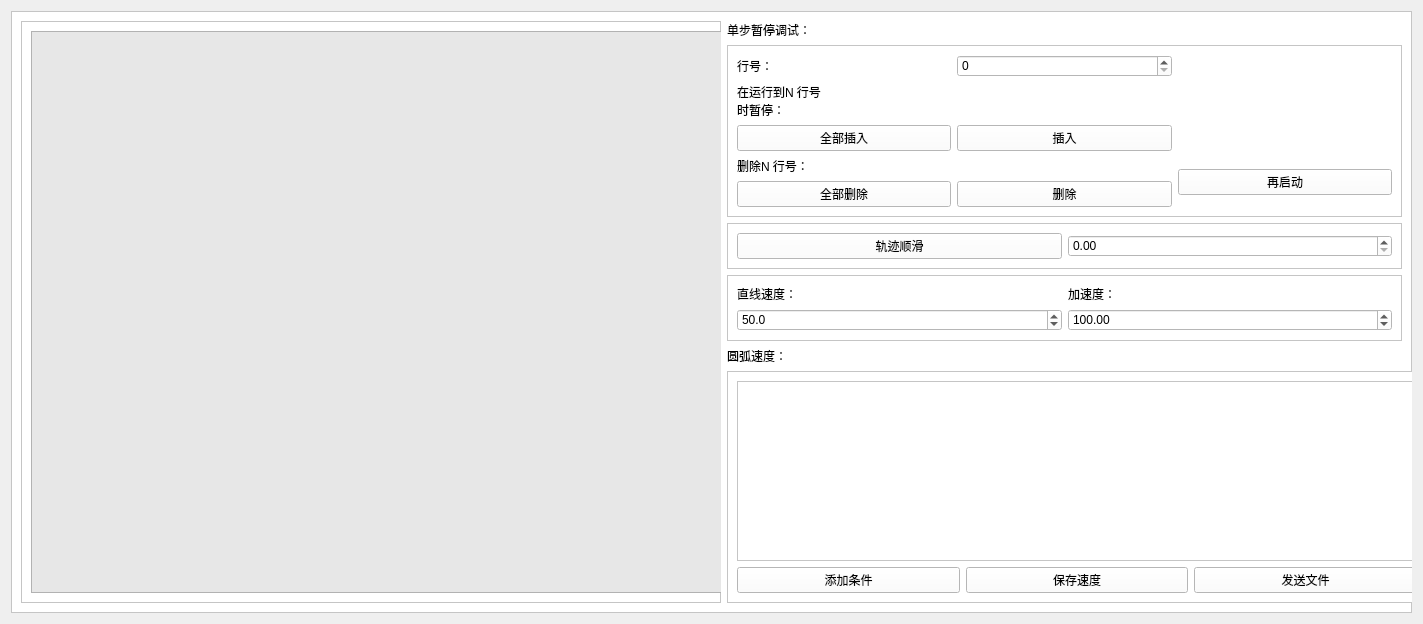
Old version of the form gcodemodulation.ui in the repository chuge007/detectOfvioce.
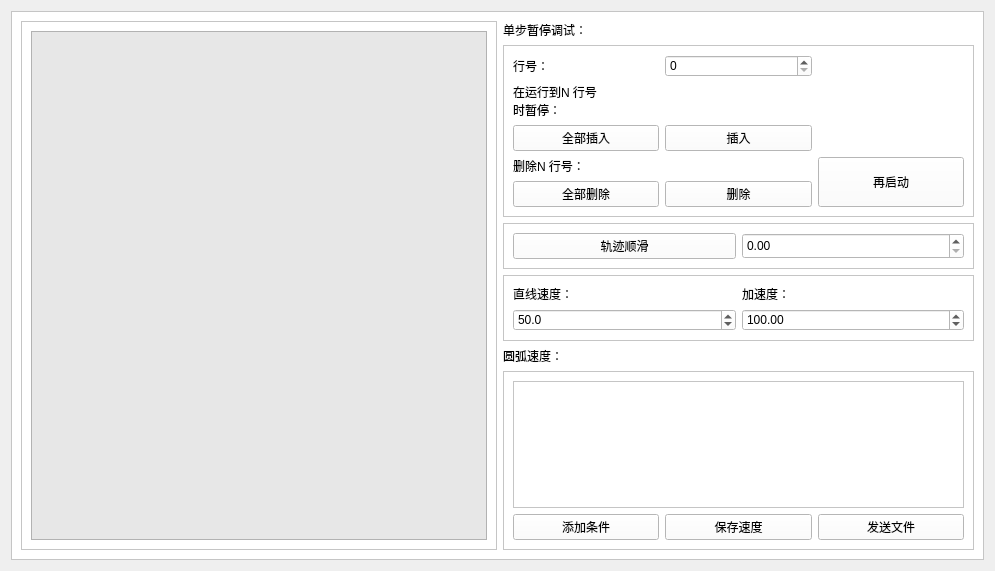
New version of the form.

```diff
--- a/gcodemodulation.ui
+++ b/gcodemodulation.ui
@@ -6,12 +6,12 @@
    <rect>
     <x>0</x>
     <y>0</y>
-    <width>1419</width>
-    <height>624</height>
+    <width>995</width>
+    <height>571</height>
    </rect>
   </property>
   <property name="sizePolicy">
-   <sizepolicy hsizetype="Preferred" vsizetype="Preferred">
+   <sizepolicy hsizetype="Expanding" vsizetype="Expanding">
     <horstretch>0</horstretch>
     <verstretch>0</verstretch>
    </sizepolicy>
@@ -25,9 +25,15 @@
   <property name="windowTitle">
    <string>Form</string>
   </property>
-  <layout class="QGridLayout" name="gridLayout_7">
+  <layout class="QGridLayout" name="gridLayout_6">
    <item row="0" column="0">
     <widget class="QFrame" name="frame">
+     <property name="sizePolicy">
+      <sizepolicy hsizetype="Expanding" vsizetype="Expanding">
+       <horstretch>0</horstretch>
+       <verstretch>0</verstretch>
+      </sizepolicy>
+     </property>
      <property name="maximumSize">
       <size>
        <width>1401</width>
@@ -43,90 +49,87 @@
      <property name="frameShadow">
       <enum>QFrame::Raised</enum>
      </property>
-     <layout class="QGridLayout" name="gridLayout_6">
-      <item row="4" column="2">
+     <layout class="QGridLayout" name="gridLayout_3" rowstretch="0,0,0,0,0,10" columnstretch="5,0,4">
+      <item row="0" column="1">
+       <widget class="QLabel" name="label_4">
+        <property name="sizePolicy">
+         <sizepolicy hsizetype="Expanding" vsizetype="Expanding">
+          <horstretch>0</horstretch>
+          <verstretch>0</verstretch>
+         </sizepolicy>
+        </property>
+        <property name="text">
+         <string>单步暂停调试：</string>
+        </property>
+       </widget>
+      </item>
+      <item row="0" column="0" rowspan="6">
+       <widget class="QFrame" name="frame_5">
+        <property name="sizePolicy">
+         <sizepolicy hsizetype="Expanding" vsizetype="Expanding">
+          <horstretch>0</horstretch>
+          <verstretch>0</verstretch>
+         </sizepolicy>
+        </property>
+        <property name="minimumSize">
+         <size>
+          <width>0</width>
+          <height>0</height>
+         </size>
+        </property>
+        <property name="frameShape">
+         <enum>QFrame::StyledPanel</enum>
+        </property>
+        <property name="frameShadow">
+         <enum>QFrame::Raised</enum>
+        </property>
+        <layout class="QFormLayout" name="formLayout">
+         <item row="0" column="0" colspan="2">
+          <widget class="QPlainTextEdit" name="pTEgcode">
+           <property name="sizePolicy">
+            <sizepolicy hsizetype="Expanding" vsizetype="Expanding">
+             <horstretch>0</horstretch>
+             <verstretch>0</verstretch>
+            </sizepolicy>
+           </property>
+           <property name="minimumSize">
+            <size>
+             <width>0</width>
+             <height>0</height>
+            </size>
+           </property>
+           <property name="styleSheet">
+            <string notr="true">background-color:rgb(231, 231, 231)</string>
+           </property>
+          </widget>
+         </item>
+        </layout>
+       </widget>
+      </item>
+      <item row="4" column="1">
        <widget class="QLabel" name="label_10">
+        <property name="sizePolicy">
+         <sizepolicy hsizetype="Expanding" vsizetype="Expanding">
+          <horstretch>0</horstretch>
+          <verstretch>0</verstretch>
+         </sizepolicy>
+        </property>
         <property name="text">
          <string>圆弧速度：</string>
         </property>
        </widget>
       </item>
-      <item row="1" column="2">
-       <widget class="QFrame" name="frame_2">
-        <property name="frameShape">
-         <enum>QFrame::StyledPanel</enum>
-        </property>
-        <property name="frameShadow">
-         <enum>QFrame::Raised</enum>
-        </property>
-        <layout class="QGridLayout" name="gridLayout_2">
-         <item row="4" column="0">
-          <widget class="QPushButton" name="pbDeleteALLPaus">
-           <property name="text">
-            <string>全部删除</string>
-           </property>
-          </widget>
-         </item>
-         <item row="0" column="1">
-          <widget class="QSpinBox" name="sbPausLine"/>
-         </item>
-         <item row="0" column="0">
-          <widget class="QLabel" name="label_2">
-           <property name="text">
-            <string>行号：</string>
-           </property>
-          </widget>
-         </item>
-         <item row="4" column="1">
-          <widget class="QPushButton" name="pbdeleteCodeLine">
-           <property name="text">
-            <string>删除</string>
-           </property>
-          </widget>
-         </item>
-         <item row="2" column="0">
-          <widget class="QPushButton" name="pbALLPaus">
-           <property name="text">
-            <string>全部插入</string>
-           </property>
-          </widget>
-         </item>
-         <item row="3" column="0" colspan="2">
-          <widget class="QLabel" name="label_3">
-           <property name="text">
-            <string>删除N 行号：</string>
-           </property>
-          </widget>
-         </item>
-         <item row="3" column="2" rowspan="2">
-          <widget class="QPushButton" name="pbAganStart">
-           <property name="text">
-            <string>再启动</string>
-           </property>
-          </widget>
-         </item>
-         <item row="1" column="0" colspan="2">
-          <widget class="QLabel" name="label">
-           <property name="text">
-            <string>&lt;html&gt;&lt;head/&gt;&lt;body&gt;&lt;p&gt;在运行到N 行号&lt;br/&gt;时暂停：&lt;/p&gt;&lt;/body&gt;&lt;/html&gt;</string>
-           </property>
-          </widget>
-         </item>
-         <item row="2" column="1">
-          <widget class="QPushButton" name="pbPaus">
-           <property name="text">
-            <string>插入</string>
-           </property>
-          </widget>
-         </item>
-        </layout>
-       </widget>
-      </item>
-      <item row="5" column="2">
+      <item row="5" column="1" colspan="2">
        <widget class="QFrame" name="frame_4">
+        <property name="sizePolicy">
+         <sizepolicy hsizetype="Expanding" vsizetype="Expanding">
+          <horstretch>0</horstretch>
+          <verstretch>0</verstretch>
+         </sizepolicy>
+        </property>
         <property name="minimumSize">
          <size>
-          <width>700</width>
+          <width>0</width>
           <height>0</height>
          </size>
         </property>
@@ -136,9 +139,54 @@
         <property name="frameShadow">
          <enum>QFrame::Raised</enum>
         </property>
-        <layout class="QGridLayout" name="gridLayout_5">
+        <layout class="QGridLayout" name="gridLayout_5" rowstretch="10,0" rowminimumheight="0,0">
+         <item row="1" column="0">
+          <widget class="QPushButton" name="addRangeBtn">
+           <property name="sizePolicy">
+            <sizepolicy hsizetype="Expanding" vsizetype="Expanding">
+             <horstretch>0</horstretch>
+             <verstretch>0</verstretch>
+            </sizepolicy>
+           </property>
+           <property name="text">
+            <string>添加条件</string>
+           </property>
+          </widget>
+         </item>
+         <item row="1" column="1">
+          <widget class="QPushButton" name="saveVBtn">
+           <property name="sizePolicy">
+            <sizepolicy hsizetype="Expanding" vsizetype="Expanding">
+             <horstretch>0</horstretch>
+             <verstretch>0</verstretch>
+            </sizepolicy>
+           </property>
+           <property name="text">
+            <string>保存速度</string>
+           </property>
+          </widget>
+         </item>
+         <item row="1" column="2">
+          <widget class="QPushButton" name="TransmissionBtn">
+           <property name="sizePolicy">
+            <sizepolicy hsizetype="Expanding" vsizetype="Expanding">
+             <horstretch>0</horstretch>
+             <verstretch>0</verstretch>
+            </sizepolicy>
+           </property>
+           <property name="text">
+            <string>发送文件</string>
+           </property>
+          </widget>
+         </item>
          <item row="0" column="0" colspan="3">
           <widget class="QScrollArea" name="rangeContainer">
+           <property name="sizePolicy">
+            <sizepolicy hsizetype="Expanding" vsizetype="Expanding">
+             <horstretch>0</horstretch>
+             <verstretch>0</verstretch>
+            </sizepolicy>
+           </property>
            <property name="widgetResizable">
             <bool>true</bool>
            </property>
@@ -147,46 +195,24 @@
              <rect>
               <x>0</x>
               <y>0</y>
-              <width>678</width>
-              <height>236</height>
+              <width>451</width>
+              <height>183</height>
              </rect>
             </property>
            </widget>
           </widget>
          </item>
-         <item row="1" column="0">
-          <widget class="QPushButton" name="addRangeBtn">
-           <property name="text">
-            <string>添加条件</string>
-           </property>
-          </widget>
-         </item>
-         <item row="1" column="1">
-          <widget class="QPushButton" name="saveVBtn">
-           <property name="text">
-            <string>保存速度</string>
-           </property>
-          </widget>
-         </item>
-         <item row="1" column="2">
-          <widget class="QPushButton" name="TransmissionBtn">
-           <property name="text">
-            <string>发送文件</string>
-           </property>
-          </widget>
-         </item>
         </layout>
        </widget>
       </item>
-      <item row="0" column="2">
-       <widget class="QLabel" name="label_4">
-        <property name="text">
-         <string>单步暂停调试：</string>
-        </property>
-       </widget>
-      </item>
-      <item row="3" column="2">
+      <item row="3" column="1" colspan="2">
        <widget class="QFrame" name="frame_3">
+        <property name="sizePolicy">
+         <sizepolicy hsizetype="Expanding" vsizetype="Expanding">
+          <horstretch>0</horstretch>
+          <verstretch>0</verstretch>
+         </sizepolicy>
+        </property>
         <property name="frameShape">
          <enum>QFrame::StyledPanel</enum>
         </property>
@@ -196,6 +222,12 @@
         <layout class="QGridLayout" name="gridLayout">
          <item row="1" column="1">
           <widget class="QDoubleSpinBox" name="dsbAccV">
+           <property name="sizePolicy">
+            <sizepolicy hsizetype="Expanding" vsizetype="Expanding">
+             <horstretch>0</horstretch>
+             <verstretch>0</verstretch>
+            </sizepolicy>
+           </property>
            <property name="maximum">
             <double>1000.000000000000000</double>
            </property>
@@ -206,6 +238,12 @@
          </item>
          <item row="0" column="0">
           <widget class="QLabel" name="label_9">
+           <property name="sizePolicy">
+            <sizepolicy hsizetype="Expanding" vsizetype="Expanding">
+             <horstretch>0</horstretch>
+             <verstretch>0</verstretch>
+            </sizepolicy>
+           </property>
            <property name="text">
             <string>直线速度：</string>
            </property>
@@ -213,6 +251,12 @@
          </item>
          <item row="0" column="1">
           <widget class="QLabel" name="label_6">
+           <property name="sizePolicy">
+            <sizepolicy hsizetype="Expanding" vsizetype="Expanding">
+             <horstretch>0</horstretch>
+             <verstretch>0</verstretch>
+            </sizepolicy>
+           </property>
            <property name="text">
             <string>加速度：</string>
            </property>
@@ -220,6 +264,12 @@
          </item>
          <item row="1" column="0">
           <widget class="QDoubleSpinBox" name="dsbLineV">
+           <property name="sizePolicy">
+            <sizepolicy hsizetype="Expanding" vsizetype="Expanding">
+             <horstretch>0</horstretch>
+             <verstretch>0</verstretch>
+            </sizepolicy>
+           </property>
            <property name="decimals">
             <number>1</number>
            </property>
@@ -234,13 +284,13 @@
         </layout>
        </widget>
       </item>
-      <item row="0" column="0" rowspan="6" colspan="2">
-       <widget class="QFrame" name="frame_5">
-        <property name="minimumSize">
-         <size>
-          <width>700</width>
-          <height>0</height>
-         </size>
+      <item row="1" column="1" colspan="2">
+       <widget class="QFrame" name="frame_2">
+        <property name="sizePolicy">
+         <sizepolicy hsizetype="Expanding" vsizetype="Expanding">
+          <horstretch>0</horstretch>
+          <verstretch>0</verstretch>
+         </sizepolicy>
         </property>
         <property name="frameShape">
          <enum>QFrame::StyledPanel</enum>
@@ -248,25 +298,132 @@
         <property name="frameShadow">
          <enum>QFrame::Raised</enum>
         </property>
-        <layout class="QGridLayout" name="gridLayout_3">
+        <layout class="QGridLayout" name="gridLayout_2">
+         <item row="4" column="0">
+          <widget class="QPushButton" name="pbDeleteALLPaus">
+           <property name="sizePolicy">
+            <sizepolicy hsizetype="Expanding" vsizetype="Expanding">
+             <horstretch>0</horstretch>
+             <verstretch>0</verstretch>
+            </sizepolicy>
+           </property>
+           <property name="text">
+            <string>全部删除</string>
+           </property>
+          </widget>
+         </item>
+         <item row="0" column="1">
+          <widget class="QSpinBox" name="sbPausLine">
+           <property name="sizePolicy">
+            <sizepolicy hsizetype="Expanding" vsizetype="Expanding">
+             <horstretch>0</horstretch>
+             <verstretch>0</verstretch>
+            </sizepolicy>
+           </property>
+          </widget>
+         </item>
          <item row="0" column="0">
-          <widget class="QPlainTextEdit" name="pTEgcode">
-           <property name="minimumSize">
-            <size>
-             <width>800</width>
-             <height>0</height>
-            </size>
+          <widget class="QLabel" name="label_2">
+           <property name="sizePolicy">
+            <sizepolicy hsizetype="Expanding" vsizetype="Expanding">
+             <horstretch>0</horstretch>
+             <verstretch>0</verstretch>
+            </sizepolicy>
            </property>
-           <property name="styleSheet">
-            <string notr="true">background-color:rgb(231, 231, 231)</string>
+           <property name="text">
+            <string>行号：</string>
+           </property>
+          </widget>
+         </item>
+         <item row="4" column="1">
+          <widget class="QPushButton" name="pbdeleteCodeLine">
+           <property name="sizePolicy">
+            <sizepolicy hsizetype="Expanding" vsizetype="Expanding">
+             <horstretch>0</horstretch>
+             <verstretch>0</verstretch>
+            </sizepolicy>
+           </property>
+           <property name="text">
+            <string>删除</string>
+           </property>
+          </widget>
+         </item>
+         <item row="2" column="0">
+          <widget class="QPushButton" name="pbALLPaus">
+           <property name="sizePolicy">
+            <sizepolicy hsizetype="Expanding" vsizetype="Expanding">
+             <horstretch>0</horstretch>
+             <verstretch>0</verstretch>
+            </sizepolicy>
+           </property>
+           <property name="text">
+            <string>全部插入</string>
+           </property>
+          </widget>
+         </item>
+         <item row="3" column="0" colspan="2">
+          <widget class="QLabel" name="label_3">
+           <property name="sizePolicy">
+            <sizepolicy hsizetype="Expanding" vsizetype="Expanding">
+             <horstretch>0</horstretch>
+             <verstretch>0</verstretch>
+            </sizepolicy>
+           </property>
+           <property name="text">
+            <string>删除N 行号：</string>
+           </property>
+          </widget>
+         </item>
+         <item row="3" column="2" rowspan="2">
+          <widget class="QPushButton" name="pbAganStart">
+           <property name="sizePolicy">
+            <sizepolicy hsizetype="Expanding" vsizetype="Expanding">
+             <horstretch>0</horstretch>
+             <verstretch>0</verstretch>
+            </sizepolicy>
+           </property>
+           <property name="text">
+            <string>再启动</string>
+           </property>
+          </widget>
+         </item>
+         <item row="1" column="0" colspan="2">
+          <widget class="QLabel" name="label">
+           <property name="sizePolicy">
+            <sizepolicy hsizetype="Expanding" vsizetype="Expanding">
+             <horstretch>0</horstretch>
+             <verstretch>0</verstretch>
+            </sizepolicy>
+           </property>
+           <property name="text">
+            <string>&lt;html&gt;&lt;head/&gt;&lt;body&gt;&lt;p&gt;在运行到N 行号&lt;br/&gt;时暂停：&lt;/p&gt;&lt;/body&gt;&lt;/html&gt;</string>
+           </property>
+          </widget>
+         </item>
+         <item row="2" column="1">
+          <widget class="QPushButton" name="pbPaus">
+           <property name="sizePolicy">
+            <sizepolicy hsizetype="Expanding" vsizetype="Expanding">
+             <horstretch>0</horstretch>
+             <verstretch>0</verstretch>
+            </sizepolicy>
+           </property>
+           <property name="text">
+            <string>插入</string>
            </property>
           </widget>
          </item>
         </layout>
        </widget>
       </item>
-      <item row="2" column="2">
+      <item row="2" column="1" colspan="2">
        <widget class="QFrame" name="frame_6">
+        <property name="sizePolicy">
+         <sizepolicy hsizetype="Expanding" vsizetype="Expanding">
+          <horstretch>0</horstretch>
+          <verstretch>0</verstretch>
+         </sizepolicy>
+        </property>
         <property name="frameShape">
          <enum>QFrame::StyledPanel</enum>
         </property>
@@ -276,13 +433,26 @@
         <layout class="QGridLayout" name="gridLayout_4">
          <item row="0" column="0">
           <widget class="QPushButton" name="trajectory_smooth_but">
+           <property name="sizePolicy">
+            <sizepolicy hsizetype="Expanding" vsizetype="Expanding">
+             <horstretch>0</horstretch>
+             <verstretch>0</verstretch>
+            </sizepolicy>
+           </property>
            <property name="text">
             <string>轨迹顺滑</string>
            </property>
           </widget>
          </item>
          <item row="0" column="1">
-          <widget class="QDoubleSpinBox" name="trajectory_smooth_dsb"/>
+          <widget class="QDoubleSpinBox" name="trajectory_smooth_dsb">
+           <property name="sizePolicy">
+            <sizepolicy hsizetype="Expanding" vsizetype="Expanding">
+             <horstretch>0</horstretch>
+             <verstretch>0</verstretch>
+            </sizepolicy>
+           </property>
+          </widget>
          </item>
         </layout>
        </widget>
```
